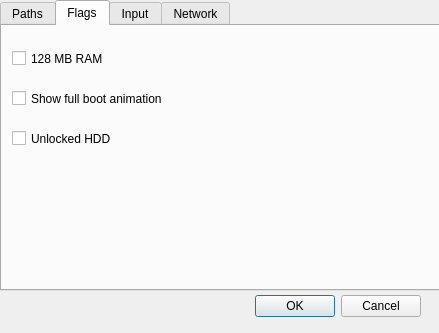
Above: config.ui from dracc/YAXF before the change. Below: the same form after it.
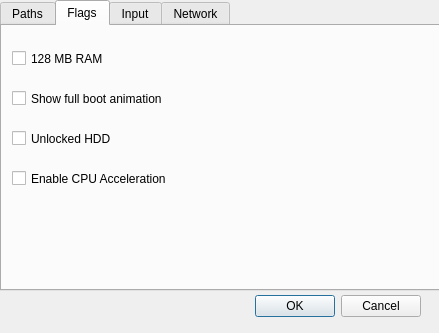
That is the form after the change. The open tabs and pages were chosen to show the change.

```diff
--- a/config.ui
+++ b/config.ui
@@ -278,6 +278,19 @@
       <string>Unlocked HDD</string>
      </property>
     </widget>
+    <widget class="QCheckBox" name="enable_kvm">
+     <property name="geometry">
+      <rect>
+       <x>10</x>
+       <y>140</y>
+       <width>221</width>
+       <height>25</height>
+      </rect>
+     </property>
+     <property name="text">
+      <string>Enable CPU Acceleration</string>
+     </property>
+    </widget>
    </widget>
    <widget class="QWidget" name="tab_3">
     <attribute name="title">
```
